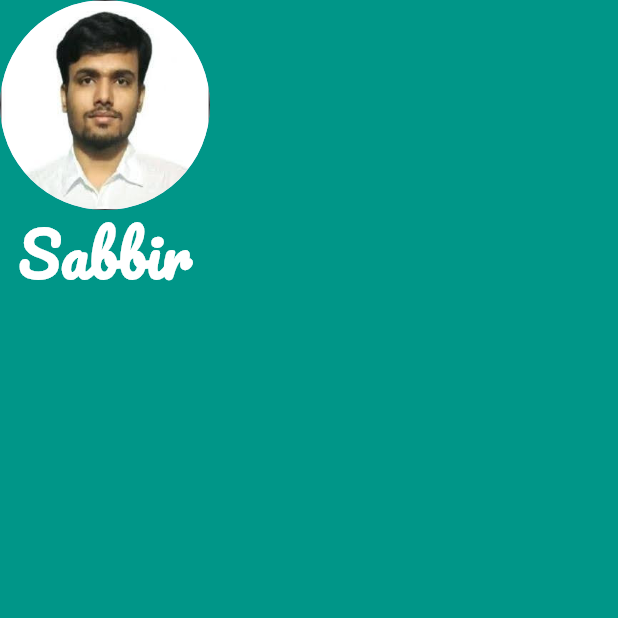
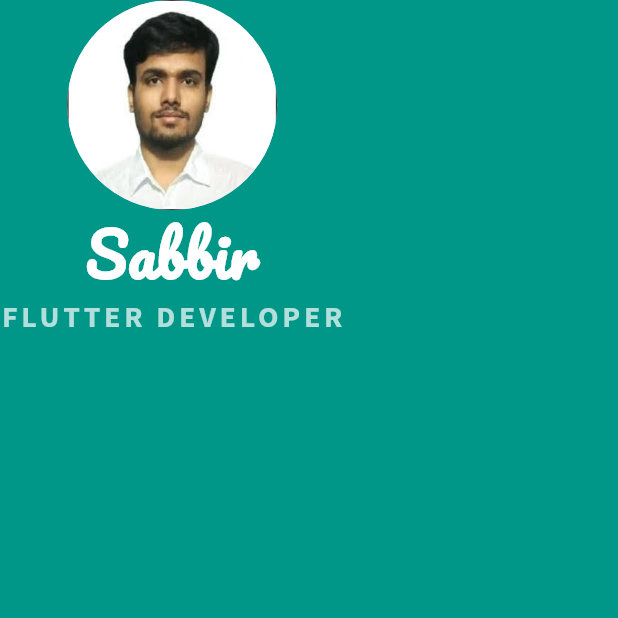
Before and after one commit to infosabbir/my_card, a Flutter app: the screen it shows after launch, on a phone screen of 412 x 824 dp, the top half of it. Run offline on Flutter 3.47's test engine with Material 3 defaults, Android fonts, the phone set to English and light mode, and no system bars; our stand-ins replace google_fonts.

Commit message:
Job Title added

```diff
--- a/lib/main.dart
+++ b/lib/main.dart
@@ -29,6 +29,15 @@ class MyApp extends StatelessWidget {
                 fontWeight: FontWeight.bold,
               ),
             ),
+            Text(
+              'FLUTTER DEVELOPER',
+              style: GoogleFonts.sourceSans3(
+                color: Colors.teal[100],
+                fontWeight: FontWeight.bold,
+                fontSize: 20,
+                letterSpacing: 2.5,
+              ),
+            )
           ],
         ),
       ),
```
